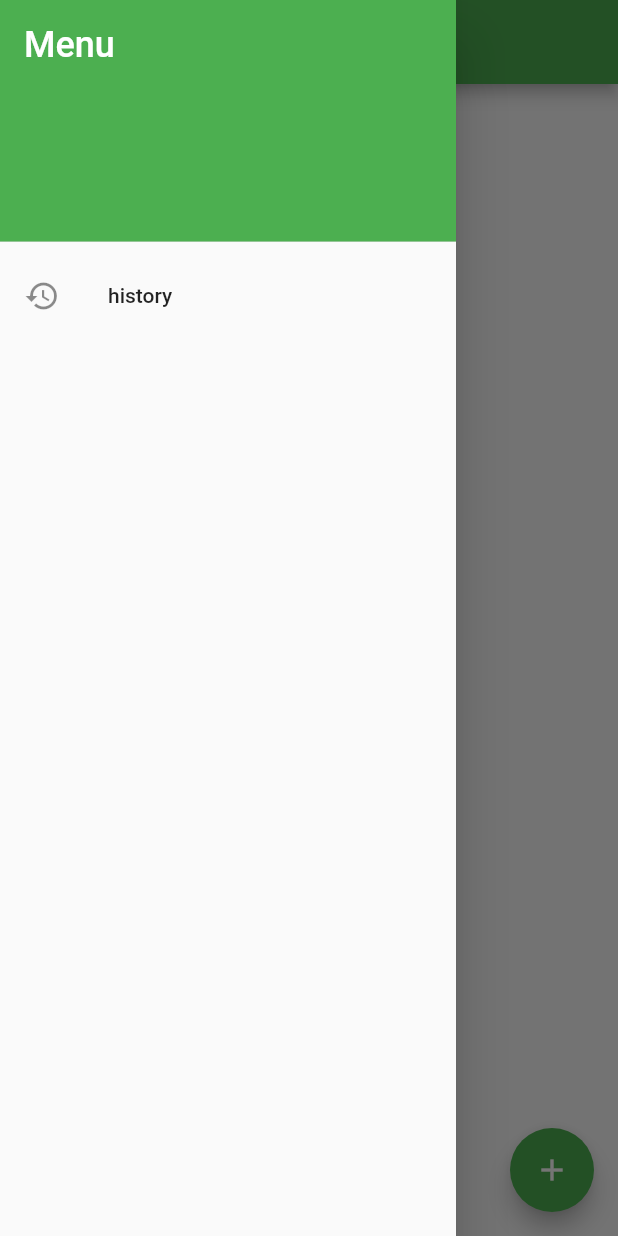
After one commit to douasin/i_pay_first, a Flutter app: the screen it shows after launch, with the side drawer open, on a phone screen of 412 x 824 dp. The commit adds this screen. Run offline on Flutter 3.47's test engine with Material 2 defaults, Android fonts, the phone set to English and light mode, and no system bars; our stand-ins replace decimal, sqflite; accounts and stored records are empty.

Commit message:
restructure home page

```diff
--- /dev/null
+++ b/lib/home/list/list.dart
@@ -0,0 +1,50 @@
+import 'package:flutter/material.dart';
+
+import '../../corelib/price_manager.dart';
+
+import '../../ipflib/models.dart';
+import '../../ipflib/user_manager.dart';
+
+class UserList extends StatelessWidget {
+  final List<User> userList;
+  final UserManager userManager;
+
+  UserList(this.userList, this.userManager, {Key key}) : super(key: key);
+
+  final TextStyle _biggerFont = const TextStyle(fontSize: 18.0);
+
+  Widget _buildRow(User user) {
+    return ListTile(
+      title: Text(
+        user.name,
+        style: _biggerFont,
+      ),
+      subtitle: Text(
+        '${deflatePrice(user.balance)}',
+        style: TextStyle(
+          color: Colors.red,
+        ),
+      ),
+      trailing: Icon(
+        Icons.mode_edit,
+        color: Colors.grey,
+      ),
+    );
+  }
+
+  @override
+  Widget build(BuildContext context) {
+    return ListView.builder(
+      padding: const EdgeInsets.all(16.0),
+      itemBuilder: (context, i) {
+        if (i.isOdd) return Divider();
+
+        final index = i ~/ 2;
+        if (index >= userList.length) {
+          return null;
+        }
+        return _buildRow(userList[index]);
+      },
+    );
+  }
+}
--- /dev/null
+++ b/lib/home/menu/menu.dart
@@ -0,0 +1,29 @@
+import 'package:flutter/material.dart';
+
+class MenuPage extends StatelessWidget {
+  MenuPage({Key key}) : super(key: key);
+
+  Widget build(BuildContext context) {
+    return ListView(
+      padding: EdgeInsets.zero,
+      children: const <Widget>[
+        DrawerHeader(
+          decoration: BoxDecoration(
+            color: Colors.green,
+          ),
+          child: Text(
+            'Menu',
+            style: TextStyle(
+              color: Colors.white,
+              fontSize: 24,
+            ),
+          ),
+        ),
+        ListTile(
+          leading: Icon(Icons.history),
+          title: Text('history'),
+        ),
+      ],
+    );
+  }
+}
--- a/lib/ipflib/models.dart
+++ b/lib/ipflib/models.dart
@@ -1,3 +1,4 @@
+// User & Transaction
 class User {
   int userId;
   String name;
@@ -75,3 +76,6 @@ class UserTransaction {
     return map;
   }
 }
+
+// Settings
+// class Setting { }
```
Also changed, not shown: lib/home/add/add.dart (added, +23 -0 lines), lib/home/home.dart (+7 -83 lines).
